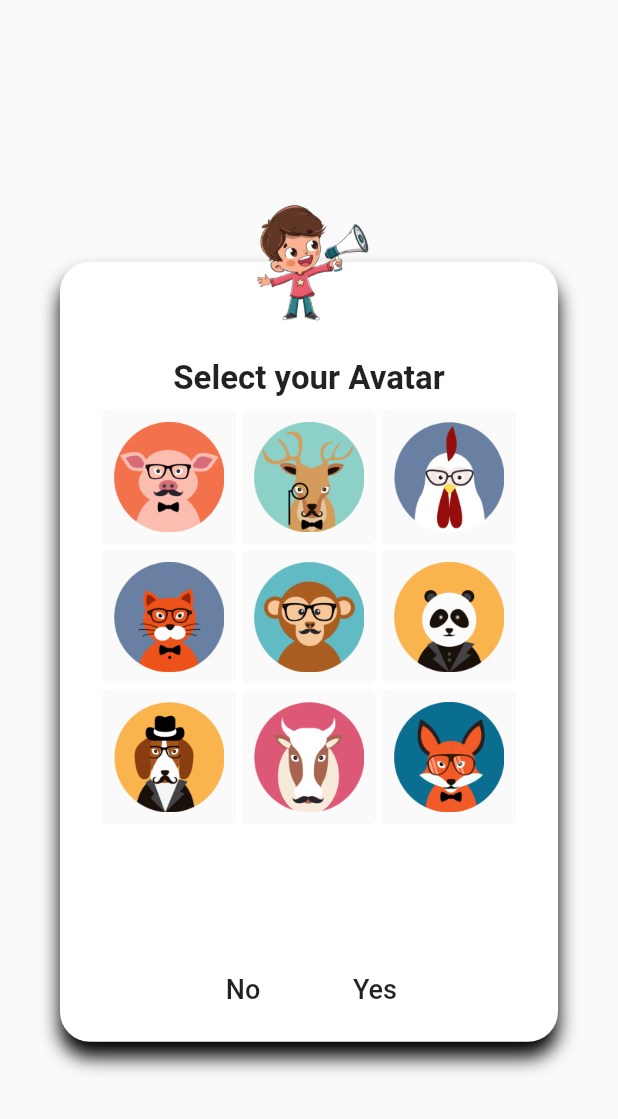
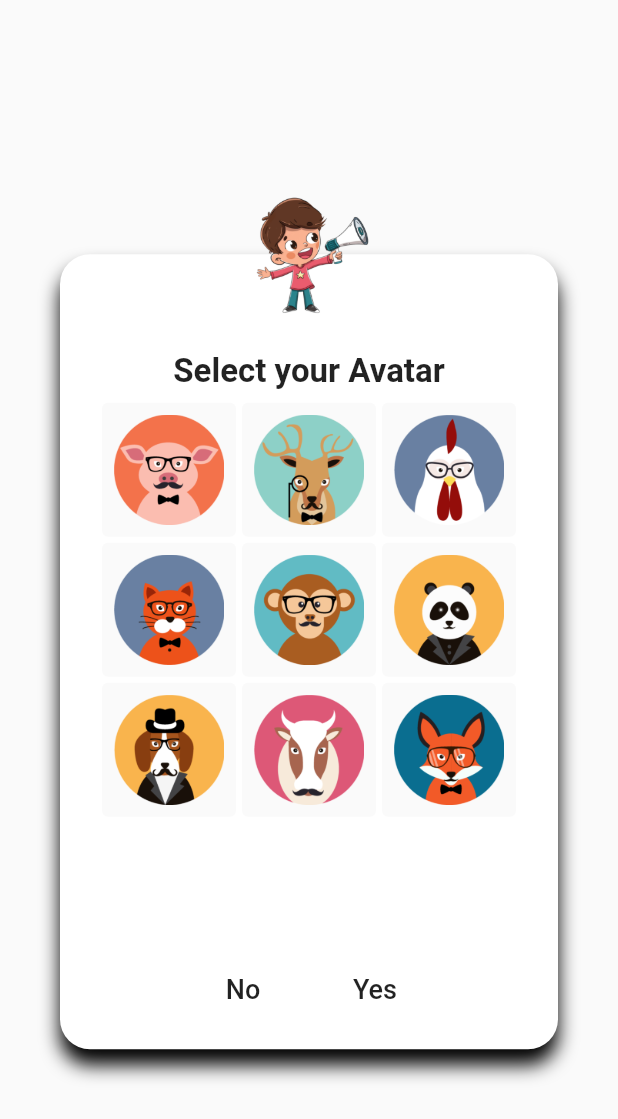
Before and after one commit to Nauta64/MOW, a Flutter app: the CustomDialogSelectAvatar widget shown alone on an empty page, opened directly, on a phone screen of 412 x 824 dp. Shown: the top 1119 px of the screen. Run offline on Flutter 3.47's test engine with Material 2 defaults, Android fonts, the phone set to English and light mode, and no system bars; our stand-ins replace flutter_rating_bar, flutter_tts, image_picker, page_transition, share_plus, shared_preferences; missing offline and left inert: flutter_animator, simple_timer; accounts and stored records are empty; network calls fail; project files that could hold a hidden picture were left out.

Commit message:
prueba avatares2

```diff
--- a/lib/dialog_selectAvatar.dart
+++ b/lib/dialog_selectAvatar.dart
@@ -82,7 +82,7 @@ class _CustomDialogBoxState extends State<CustomDialogSelectAvatar> {
       children: <Widget>[
         Container(
           width: 600,
-          height: 520,
+          height: 530,
           padding: EdgeInsets.only(
               left: Constants.padding,
               top: Constants.avatarRadius + Constants.padding,
@@ -120,10 +120,11 @@ class _CustomDialogBoxState extends State<CustomDialogSelectAvatar> {
                  }).toList(),
                ),
              ),
+              Padding(padding: EdgeInsets.only(bottom: 5)),
               Row(
                 mainAxisAlignment: MainAxisAlignment.center,
                 children: [
-                  Padding(padding: EdgeInsets.only(bottom: 0)),
+                  Padding(padding: EdgeInsets.only(bottom: 40)),
                   Align(
                     alignment: Alignment.bottomRight,
                     child: FlatButton(
```
